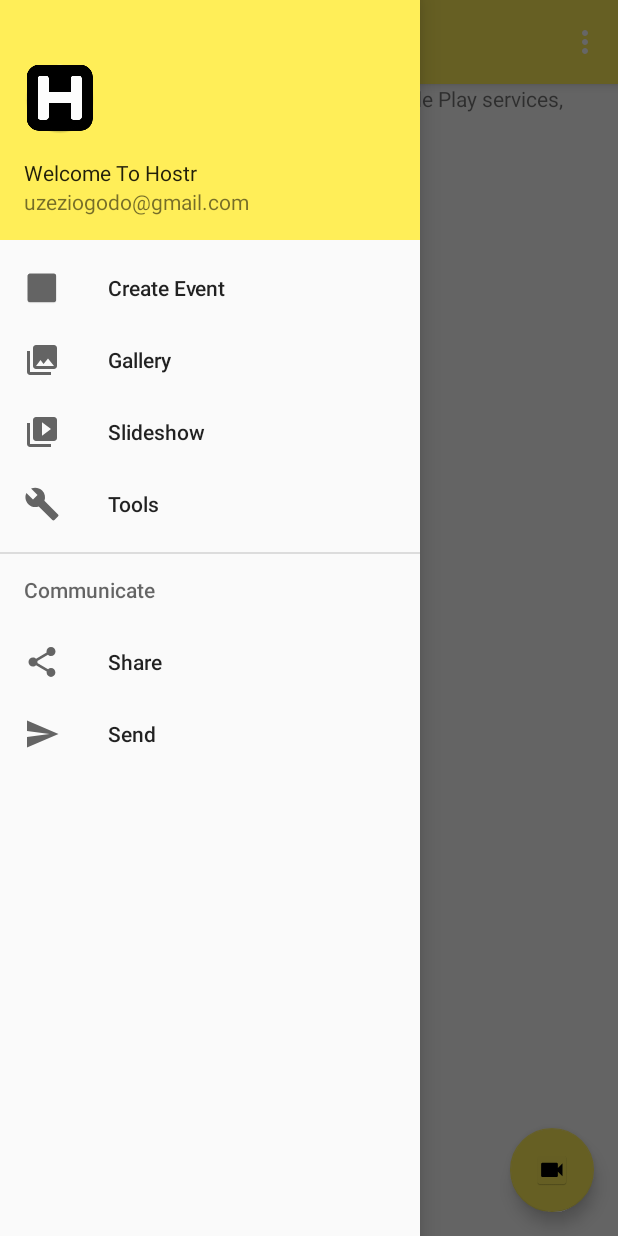
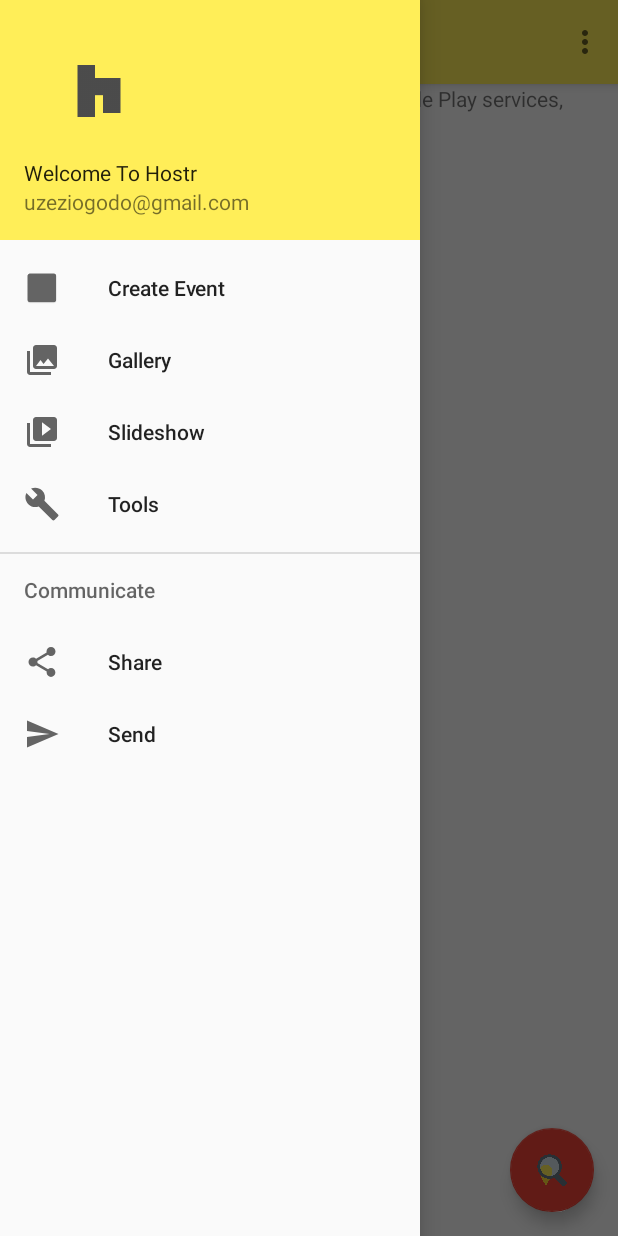
Before and after one commit to uzikid100/Hoster, an Android app: the screen it shows after launch (MainActivity), with the side drawer open, on a phone screen of 412 x 824 dp. Run offline under Robolectric (Android 15) with nearby library versions, the phone set to English and light mode, and no system bars.

Commit message:
first commit

```diff
--- a/app/src/main/AndroidManifest.xml
+++ b/app/src/main/AndroidManifest.xml
@@ -1,10 +1,6 @@
 <?xml version="1.0" encoding="utf-8"?>
 <manifest xmlns:android="http://schemas.android.com/apk/res/android"
     package="com.example.uzezi.activitieswithintents">
-
-    <!--<uses-feature-->
-        <!--android:glEsVersion="0x0002000"-->
-        <!--android:required="true"/>-->
 
     <uses-permission android:name="android.permission.CAMERA" />
     <uses-permission android:name="android.permission.WRITE_EXTERNAL_STORAGE" />
@@ -24,7 +20,7 @@
         android:theme="@style/AppTheme">
         <activity
             android:name=".MainActivity"
-            android:label="@string/app_name"
+            android:label="Hostr"
             android:theme="@style/AppTheme.NoActionBar">
             <intent-filter>
                 <action android:name="android.intent.action.MAIN" />
--- a/app/src/main/java/com/example/uzezi/activitieswithintents/MainActivity.java
+++ b/app/src/main/java/com/example/uzezi/activitieswithintents/MainActivity.java
@@ -13,15 +13,21 @@
 import android.support.v7.widget.Toolbar;
 import android.view.Menu;
 import android.view.MenuItem;
-import android.widget.Button;
 import android.widget.Toast;
 
 import com.example.uzezi.activitieswithintents.fragment_package.GmapFragment;
-import com.example.uzezi.activitieswithintents.fragment_package.MainFragment;
 
 public class MainActivity extends AppCompatActivity
         implements NavigationView.OnNavigationItemSelectedListener {
 
+    /*
+    TODO
+    Add recyclerView with eventOptions to the contentCreate View
+    Add current location feature with marker and camera
+    Simulate creating an event with mandatory fields
+    Throw an error/handle mandatory eventFields not set... i.e. (location not set)
+    Finish Preferences with udacity.
+     */
 
     private FloatingActionButton mFab;
     @Override
@@ -31,7 +37,7 @@
         Toolbar toolbar = (Toolbar) findViewById(R.id.toolbar);
         setSupportActionBar(toolbar);
 
-        final Toast toast = Toast.makeText(this, "Finding Live Streams near You!", Toast.LENGTH_SHORT);
+        final Toast toast = Toast.makeText(this, "Finding Events Near You!", Toast.LENGTH_SHORT);
         mFab = (FloatingActionButton) findViewById(R.id.fab);
         mFab.setOnClickListener(new View.OnClickListener() {
             @Override
--- a/app/src/main/java/com/example/uzezi/activitieswithintents/fragment_package/GmapFragment.java
+++ b/app/src/main/java/com/example/uzezi/activitieswithintents/fragment_package/GmapFragment.java
@@ -1,11 +1,14 @@
 package com.example.uzezi.activitieswithintents.fragment_package;
 
 import android.Manifest;
+import android.annotation.TargetApi;
 import android.app.Fragment;
+import android.content.Context;
 import android.content.pm.PackageManager;
 import android.location.Address;
 import android.location.Geocoder;
 import android.location.Location;
+import android.location.LocationManager;
 import android.os.Build;
 import android.os.Bundle;
 import android.support.annotation.Nullable;
@@ -17,6 +20,9 @@
 import android.view.ViewGroup;
 
 import com.example.uzezi.activitieswithintents.R;
+import com.google.android.gms.location.FusedLocationProviderApi;
+import com.google.android.gms.location.LocationListener;
+import com.google.android.gms.location.LocationServices;
 import com.google.android.gms.maps.CameraUpdate;
 import com.google.android.gms.maps.CameraUpdateFactory;
 import com.google.android.gms.maps.GoogleMap;
@@ -28,6 +34,8 @@
 import com.google.android.gms.maps.model.MarkerOptions;
 
 import java.util.List;
+
+import static android.location.LocationManager.*;
 
 /**
  * Created by Uzezi on 5/26/2017.
@@ -48,24 +56,43 @@
         return inflater.inflate(R.layout.fragment_gmaps, container, false);
     }
 
-    @RequiresApi(api = Build.VERSION_CODES.JELLY_BEAN_MR1)
+    @TargetApi(Build.VERSION_CODES.M)
+//    @RequiresApi(api = Build.VERSION_CODES.JELLY_BEAN_MR1)
     @Override
     public void onViewCreated(View view, @Nullable Bundle savedInstanceState) {
         super.onViewCreated(view, savedInstanceState);
 
         MapFragment mapFragment = (MapFragment) getChildFragmentManager().findFragmentById(R.id.map_fragment_view);
         mapFragment.getMapAsync(this);
+
+//        Context context = getContext();
+//        LocationManager locationManager = (LocationManager) context.getSystemService(context.LOCATION_SERVICE);
+//        LocationListener locationListener = new LocationListener() {
+//            @Override
+//            public void onLocationChanged(Location location) {
+//                currentLocation = new LatLng(location.getLatitude(), location.getLongitude());
+//            }
+//        };
+//
+//        if (ActivityCompat.checkSelfPermission(context, Manifest.permission.ACCESS_FINE_LOCATION) != PackageManager.PERMISSION_GRANTED && ActivityCompat.checkSelfPermission(context, Manifest.permission.ACCESS_COARSE_LOCATION) != PackageManager.PERMISSION_GRANTED) {
+//            // TODO: Consider calling
+//            //    ActivityCompat#requestPermissions
+//            // here to request the missing permissions, and then overriding
+//            //   public void onRequestPermissionsResult(int requestCode, String[] permissions,
+//            //                                          int[] grantResults)
+//            // to handle the case where the user grants the permission. See the documentation
+//            // for ActivityCompat#requestPermissions for more details.
+//            return;
+//        }
+//        locationManager.requestLocationUpdates(GPS_PROVIDER, 0, 0, (android.location.LocationListener) locationListener);
     }
+
 
     @Override
     public void onMapReady(GoogleMap googleMap) {
         mGoogleMap = googleMap;
         mGoogleMap.setMapType(GoogleMap.MAP_TYPE_NORMAL);
-        initialMapSettings();
-
-    }
-
-    public void initialMapSettings() {
-
+//        mGoogleMap.addMarker(new MarkerOptions().position(currentLocation).title("Current Location"));
+//        mGoogleMap.moveCamera(CameraUpdateFactory.newLatLngZoom(currentLocation, 6));
     }
 }
--- a/app/src/main/res/layout/activity_create_event.xml
+++ b/app/src/main/res/layout/activity_create_event.xml
@@ -22,10 +22,10 @@
         app:backgroundTint="@color/lightCyan"
         app:srcCompat="@android:drawable/ic_dialog_email" />
 
-    <ScrollView
+    <LinearLayout
         android:layout_width="match_parent"
         android:layout_height="match_parent">
         <include layout="@layout/content_create_event" />
-    </ScrollView>
+    </LinearLayout>
 
 </android.support.design.widget.CoordinatorLayout>
--- a/app/src/main/res/layout/app_bar_main.xml
+++ b/app/src/main/res/layout/app_bar_main.xml
@@ -25,6 +25,7 @@
             android:layout_height="?attr/actionBarSize"
             android:background="@color/hostrYellow"
             android:elevation="40dp"
+            android:theme="@style/AppTheme.NoActionBar"
             app:popupTheme="@style/Theme.AppCompat" />
 
     </android.support.design.widget.AppBarLayout>
@@ -35,9 +36,9 @@
         android:layout_height="wrap_content"
         android:layout_gravity="top|left"
         android:layout_margin="@dimen/fab_margin"
-        app:backgroundTint="@color/hostrYellow"
+        app:backgroundTint="@color/red"
         app:layout_anchor="@+id/include"
         app:layout_anchorGravity="bottom|right"
-        app:srcCompat="@mipmap/ic_live_video" />
+        app:srcCompat="@drawable/find_event_icon" />
 
 </android.support.design.widget.CoordinatorLayout>
--- a/app/src/main/res/layout/content_main.xml
+++ b/app/src/main/res/layout/content_main.xml
@@ -14,8 +14,10 @@
     <FrameLayout
         android:id="@+id/content_frame"
         android:layout_width="match_parent"
-        android:layout_height="match_parent">
-
+        android:layout_height="match_parent"
+        android:layout_alignParentTop="true"
+        android:layout_alignParentLeft="true"
+        android:layout_alignParentStart="true">
     </FrameLayout>
 
 
--- a/app/src/main/res/layout/nav_header_main.xml
+++ b/app/src/main/res/layout/nav_header_main.xml
@@ -14,10 +14,12 @@
 
     <ImageView
         android:id="@+id/imageView"
-        android:layout_width="wrap_content"
-        android:layout_height="wrap_content"
+        android:layout_width="100dp"
+        android:layout_height="0dp"
+        android:layout_weight="1"
+        android:foregroundGravity="left"
         android:paddingTop="@dimen/nav_header_vertical_spacing"
-        app:srcCompat="@mipmap/ic_hostericon1" />
+        app:srcCompat="@drawable/hostr_icon" />
 
     <TextView
         android:layout_width="match_parent"
--- a/app/src/main/res/values/colors.xml
+++ b/app/src/main/res/values/colors.xml
@@ -8,6 +8,8 @@
     <color name="lightGray">#E0E0E0</color>
     <color name="lightCyan">#80DEEA</color>
     <color name="midDeepOrange">#FF7043</color>
-    <color name="red">#F44336</color>
-    <color name="deepRed">#C62828</color>
+    <color name="red">#f44336</color>
+    <color name="deepRed">#c62828</color>
+    <color name="black">#000000</color>
+    <color name="white">#FFFFFF</color>
 </resources>
```
Also changed, not shown: app/src/main/java/com/example/uzezi/activitieswithintents/EventOptionsAdapter.java (+11 -8 lines), app/src/main/java/com/example/uzezi/activitieswithintents/NewEvent_Package/EventFeaturesData.java (added, +10 -0 lines), app/src/main/java/com/example/uzezi/activitieswithintents/createEvent.java (+44 -35 lines), app/src/main/res/layout/content_create_event.xml (+14 -6 lines), app/src/main/res/layout/custom_event_row.xml (added, +34 -0 lines), app/src/main/res/values/strings.xml (+11 -0 lines), app/gradle/wrapper/gradle-wrapper.properties (added), app/src/main/res/drawable/hostr_icon.png (added), 4 other files.
